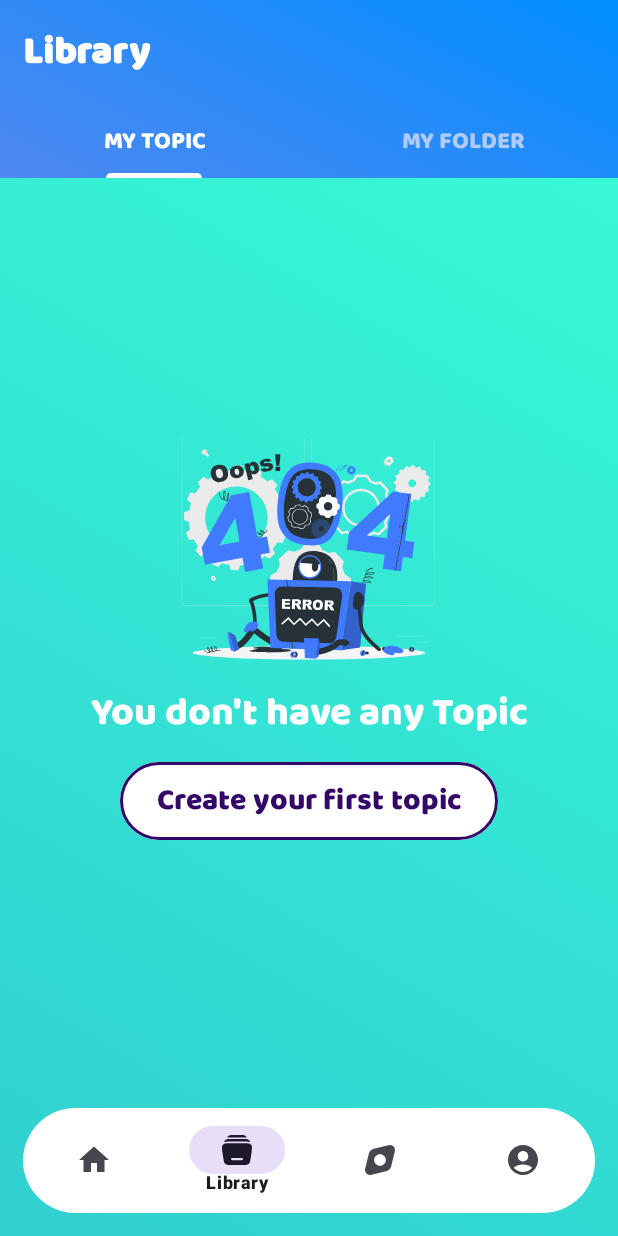
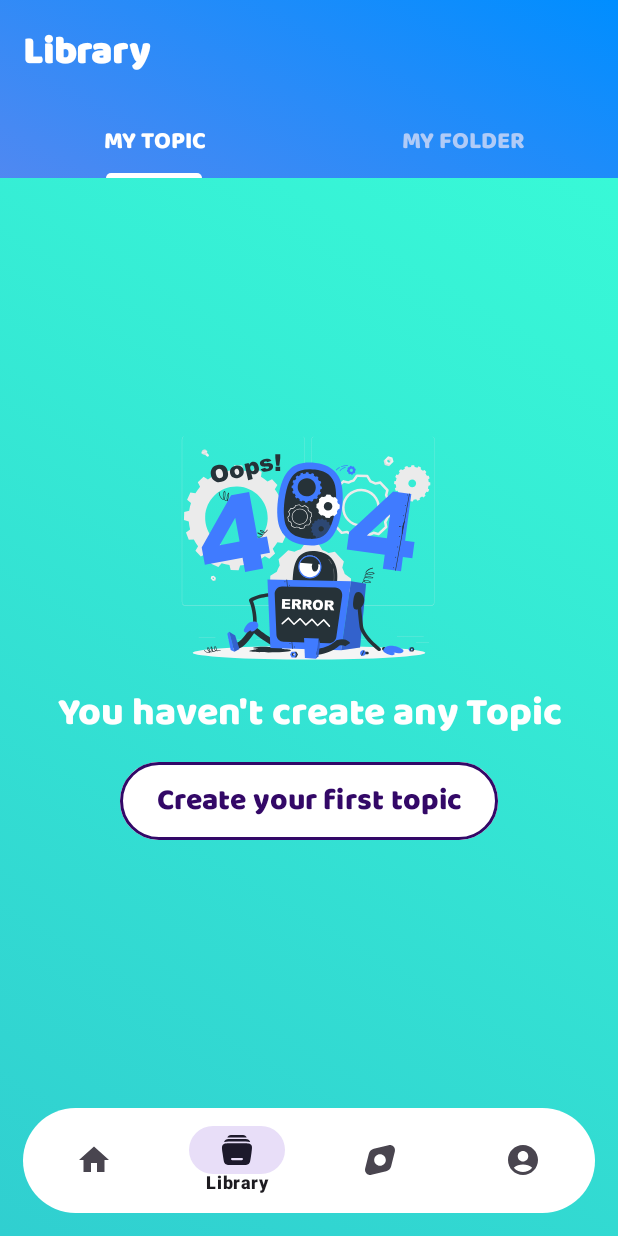
Before and after one commit to GinNE-dev/MobileFP_EnglishQuizlet, an Android app: the screen it shows after launch once a user with an empty profile is signed in (MainActivity), item 2 of the bottom bar chosen, on a phone screen of 412 x 824 dp. Run offline under Robolectric (Android 15) with nearby library versions, the phone set to English and light mode, and no system bars; our stand-ins replace Firebase (no records; nobody signed in at launch, a user with empty details on screens opened directly); Roboto replaces fonts that are not available here.

Commit message:
fix things

```diff
--- a/app/src/main/java/com/gin/mobilefp_englishquizlet/DetailPages/FolderDetailActivity.java
+++ b/app/src/main/java/com/gin/mobilefp_englishquizlet/DetailPages/FolderDetailActivity.java
@@ -67,7 +67,7 @@ public class FolderDetailActivity extends AppCompatActivity {
 
     private void setUpTopicList(String folderID) {
         DatabaseReference topicsRef = FirebaseDatabase.getInstance().getReference("topics");
-        topicsRef.orderByChild("belongsToFolders/" + folderID).equalTo("true").addValueEventListener(new ValueEventListener() {
+        topicsRef.orderByChild("belongsToFolders/" + folderID).equalTo(true).addValueEventListener(new ValueEventListener() {
             @SuppressLint({"NotifyDataSetChanged", "SetTextI18n"})
             @Override
             public void onDataChange(@NonNull DataSnapshot snapshot) {
--- a/app/src/main/res/layout/fragment_my_topic.xml
+++ b/app/src/main/res/layout/fragment_my_topic.xml
@@ -21,14 +21,14 @@
 
 
         <TextView
-            android:layout_marginTop="-490dp"
             android:layout_width="match_parent"
             android:layout_height="match_parent"
-            android:text="You don't have any Topic"
-            android:textSize="26dp"
+            android:layout_marginTop="-490dp"
+            android:fontFamily="@font/baloo"
             android:gravity="center"
-            android:fontFamily="@font/baloo"
-            android:textColor="@color/white"/>
+            android:text="You haven't create any Topic"
+            android:textColor="@color/white"
+            android:textSize="26dp" />
 
         <com.google.android.material.button.MaterialButton
             android:id="@+id/btnAddFirstTopic"
```
Also changed, not shown: app/src/main/java/com/gin/mobilefp_englishquizlet/Models/Topic.java (+5 -5 lines).
